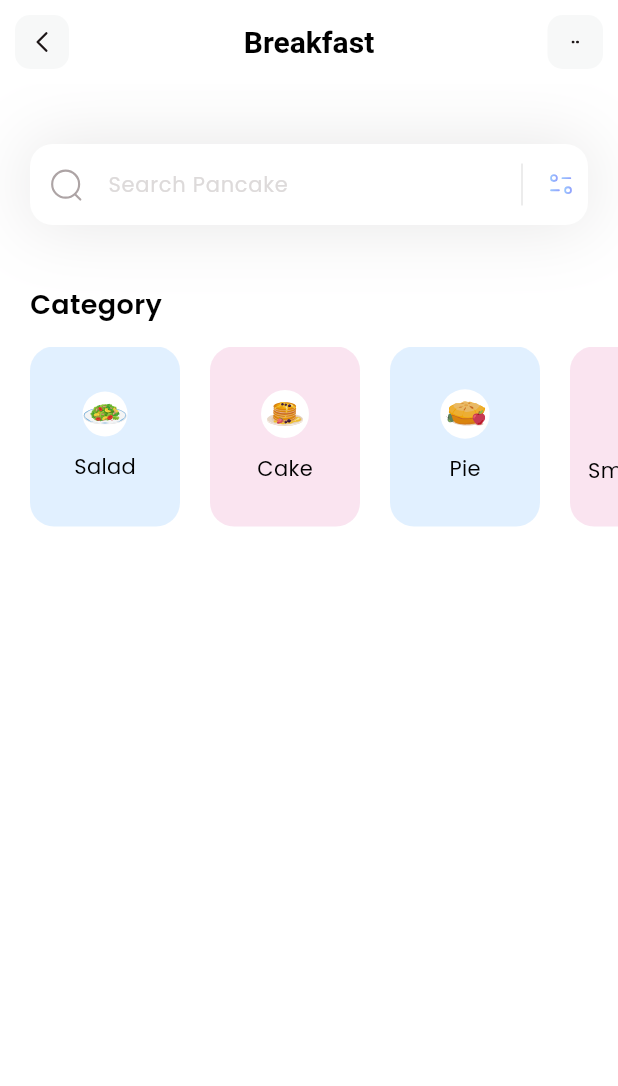
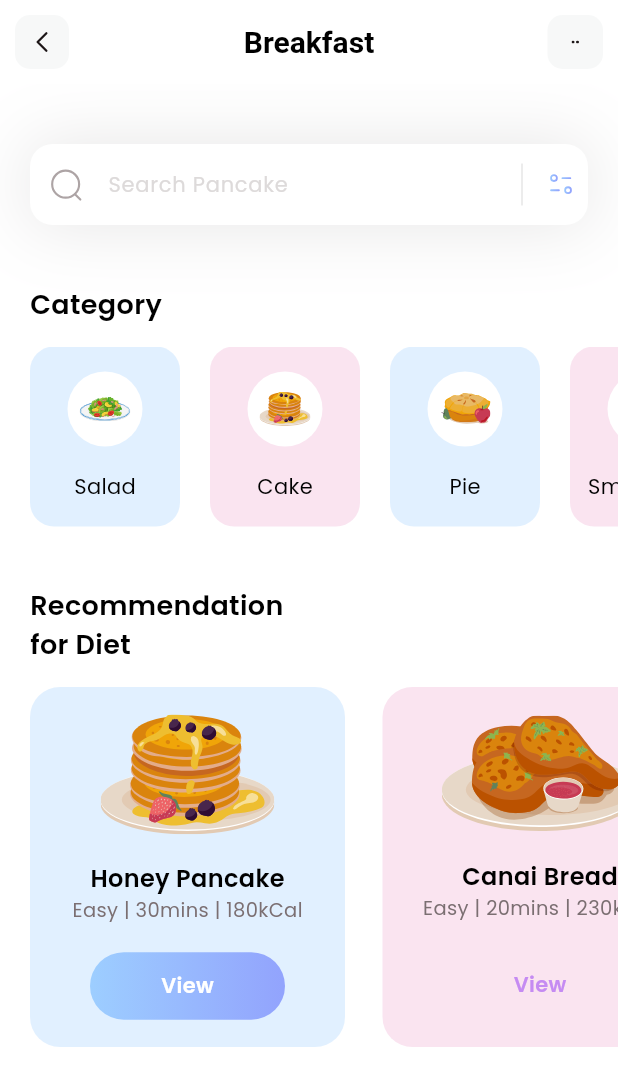
Before and after one commit to mozzammeluiu/flutter-practice, a Flutter app: the screen it shows after launch, on a phone screen of 412 x 824 dp. Shown: the top 1086 px of the screen. Run offline on Flutter 3.47's test engine with Material 3 defaults, Android fonts, the phone set to English and light mode, and no system bars; our stand-ins replace flutter_svg.

Commit message:
add: Recommendation diet

```diff
--- /dev/null
+++ b/lib/models/diet_model.dart
@@ -0,0 +1,42 @@
+import 'package:flutter/material.dart';
+
+class DietModel {
+  String name;
+  String iconPath;
+  String level;
+  String duration;
+  String calories;
+  Color boxColor;
+  bool isSelected;
+  DietModel({
+    required this.name,
+    required this.iconPath,
+    required this.level,
+    required this.duration,
+    required this.calories,
+    required this.boxColor,
+    required this.isSelected,
+  });
+
+  static List<DietModel> getDiets() {
+    List<DietModel> diets = <DietModel>[];
+    diets.add(DietModel(
+        name: 'Honey Pancake',
+        iconPath: 'assets/icons/honey-pancakes.svg',
+        level: 'Easy',
+        duration: '30mins',
+        calories: '180kCal',
+        isSelected: true,
+        boxColor: const Color(0xff9DCEFF)));
+
+    diets.add(DietModel(
+        name: 'Canai Bread',
+        iconPath: 'assets/icons/canai-bread.svg',
+        level: 'Easy',
+        duration: '20mins',
+        calories: '230kCal',
+        isSelected: false,
+        boxColor: Color(0xffEEA4CE)));
+    return diets;
+  }
+}
--- a/lib/pages/home.dart
+++ b/lib/pages/home.dart
@@ -1,17 +1,24 @@
 import 'package:flutter/material.dart';
 import 'package:flutter_svg/svg.dart';
 import 'package:test_drive/models/category_model.dart';
+import 'package:test_drive/models/diet_model.dart';
 
 class HomePage extends StatelessWidget {
   HomePage({super.key});
   List<CategoryModel> categories = [];
+  List<DietModel> diets = [];
   void _getCategories() {
     categories = CategoryModel.getCategories();
+  }
+
+  void _getDiets() {
+    diets = DietModel.getDiets();
   }
 
   @override
   Widget build(BuildContext context) {
     _getCategories();
+    _getDiets();
     return Scaffold(
       appBar: appBar(),
       backgroundColor: Colors.white,
@@ -20,9 +27,95 @@ class HomePage extends StatelessWidget {
         children: [
           _searchField(),
           const SizedBox(height: 40),
-          _categoriesList()
+          _categoriesList(),
+          const SizedBox(height: 40),
+          _dietSection()
         ],
       ),
+    );
+  }
+
+  Column _dietSection() {
+    return Column(
+          crossAxisAlignment: CrossAxisAlignment.start,
+          children: [
+            const Padding(
+              padding: EdgeInsets.only(left: 20),
+              child: Text(
+                'Recommendation\nfor Diet',
+                style: TextStyle(
+                    fontSize: 18,
+                    fontWeight: FontWeight.w600,
+                    color: Colors.black),
+              ),
+            ),
+            const SizedBox(height: 15),
+            SizedBox(
+              height: 240,
+              child: ListView.separated(
+                itemCount: diets.length,
+                scrollDirection: Axis.horizontal,
+                padding: const EdgeInsets.only(
+                left: 20,
+                right: 20
+              ),
+                separatorBuilder: (context, index) =>
+                    const SizedBox(width: 25),
+                itemBuilder: (context, index) => Container(
+                  width: 210,
+                  decoration: BoxDecoration(
+                    color: diets[index].boxColor.withOpacity(0.3),
+                    borderRadius: BorderRadius.circular(20),
+                  ),
+                  child: Column(
+                      mainAxisAlignment: MainAxisAlignment.spaceEvenly,
+                      children: [
+                        SvgPicture.asset(diets[index].iconPath),
+                        Column(
+                          children: [
+                            Text(
+                              diets[index].name,
+                              style: const TextStyle(
+                                  fontSize: 16,
+                                  fontWeight: FontWeight.w600,
+                                  color: Colors.black),
+                            ),
+                            Text(
+                              '${diets[index].level} | ${diets[index].duration} | ${diets[index].calories}',
+                              style: const TextStyle(
+                                  color: Color(0xff7B6F72),
+                                  fontSize: 13,
+                                  fontWeight: FontWeight.w400),
+                            )
+                          ],
+                        ),
+                        Container(
+                          height: 45,
+                          width: 130,
+                          decoration: BoxDecoration(
+                            gradient: LinearGradient(colors: [
+                              diets[index].isSelected ? const Color(0xff9DCEFF) : Colors.transparent,
+                              diets[index].isSelected ? const Color(0xff92A3FD) : Colors.transparent
+                            ]),
+                            borderRadius: BorderRadius.circular(50)
+                          ),
+                          child: Center(
+                          child: Text(
+                            'View',
+                            style: TextStyle(
+                              color: diets[index].isSelected ? Colors.white : const Color(0xffC58BF2),
+                              fontWeight: FontWeight.w600,
+                              fontSize: 14
+                            ),
+                          ),
+                        ),
+                        ),
+
+                      ]),
+                ),
+              ),
+            )
+          ],
         );
   }
 
@@ -35,9 +128,7 @@ class HomePage extends StatelessWidget {
           child: Text(
             'Category',
             style: TextStyle(
-                    fontSize: 18,
-                    fontWeight: FontWeight.w600,
-                    color: Colors.black),
+                fontSize: 18, fontWeight: FontWeight.w600, color: Colors.black),
           ),
         ),
         const SizedBox(height: 15),
@@ -48,29 +139,25 @@ class HomePage extends StatelessWidget {
               itemCount: categories.length,
               scrollDirection: Axis.horizontal,
               padding: const EdgeInsets.only(left: 20, right: 20),
-                  separatorBuilder: (context, index) =>
-                      const SizedBox(width: 20),
+              separatorBuilder: (context, index) => const SizedBox(width: 20),
               itemBuilder: (context, index) => Container(
                     width: 100,
                     decoration: BoxDecoration(
-                            color:
-                                categories[index].boxColor.withOpacity(0.3),
+                        color: categories[index].boxColor.withOpacity(0.3),
                         borderRadius: BorderRadius.circular(16)),
                     child: Column(
-                          mainAxisAlignment: MainAxisAlignment.center,
+                      mainAxisAlignment: MainAxisAlignment.spaceEvenly,
                       children: [
                         Container(
                           width: 50,
+                          height: 50,
                           decoration: const BoxDecoration(
-                                  color: Colors.white,
-                                  shape: BoxShape.circle),
+                              color: Colors.white, shape: BoxShape.circle),
                           child: Padding(
                             padding: const EdgeInsets.all(8.0),
-                                child: SvgPicture.asset(
-                                    categories[index].iconPath),
+                            child: SvgPicture.asset(categories[index].iconPath),
                           ),
                         ),
-                            const SizedBox(height: 10),
                         Text(
                           categories[index].name,
                           style: const TextStyle(
```
Lines whose indentation alone changed are shown as unchanged.
